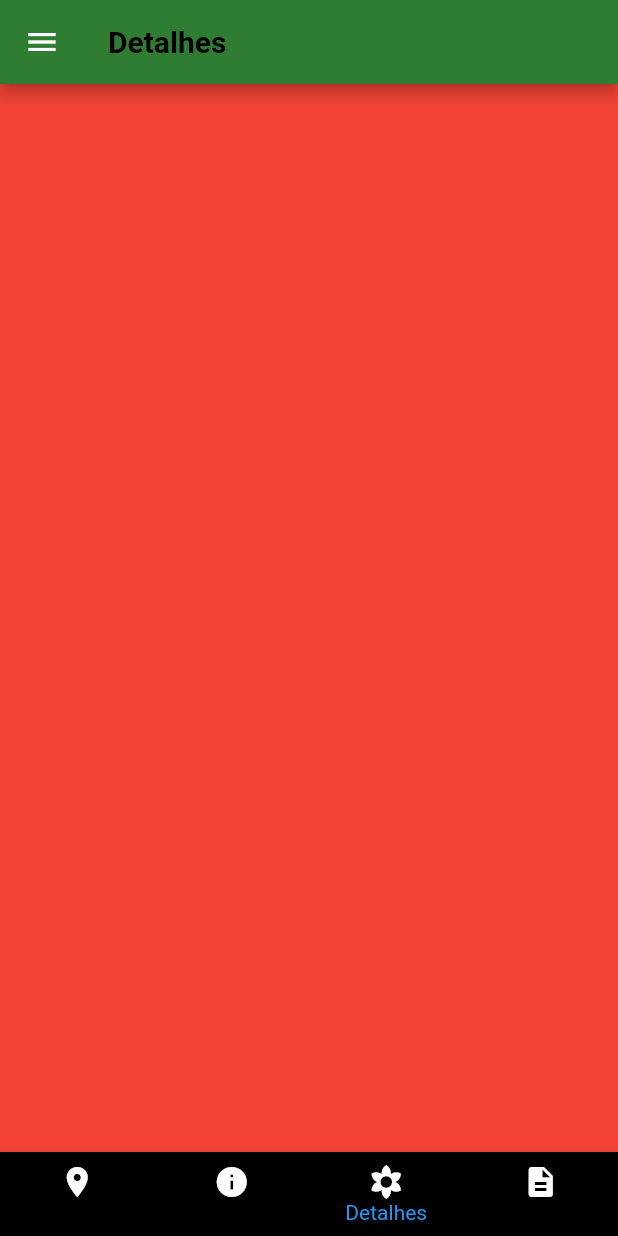
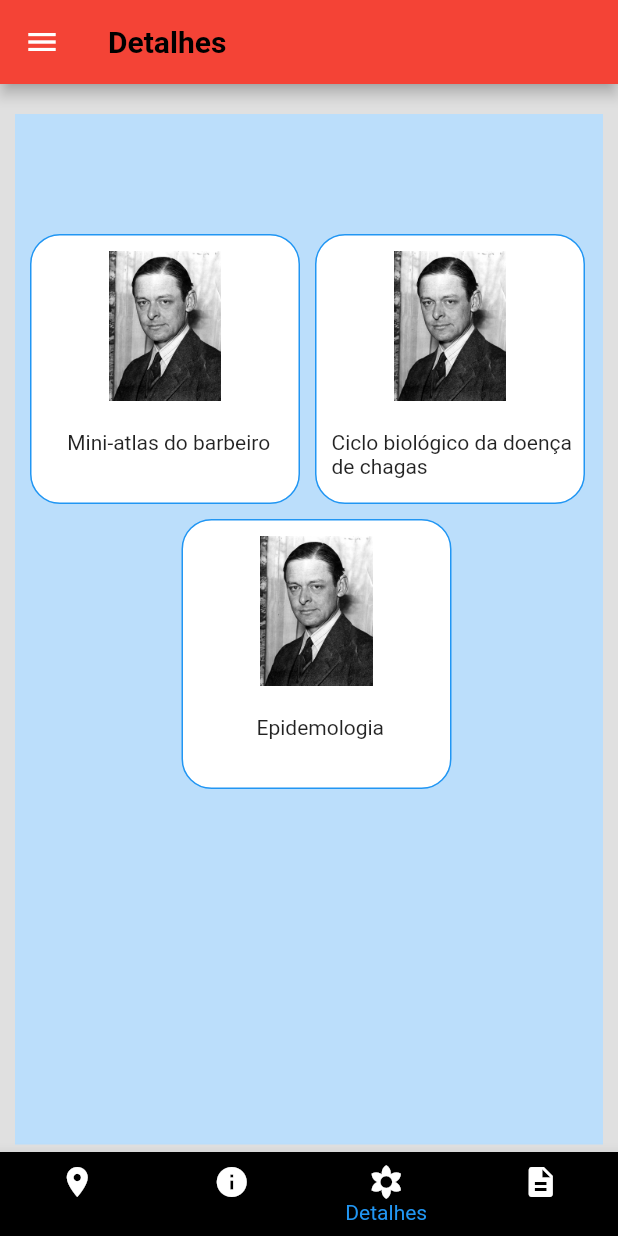
Before and after one commit to gustavo003/Barbeiro, a Flutter app: the screen it shows after launch, item 3 of the bottom bar chosen, on a phone screen of 412 x 824 dp. Run offline on Flutter 3.47's test engine with Material 2 defaults, Android fonts, the phone set to English and light mode, and no system bars; missing offline and left inert: dart:html.

Commit message:
Novas Alterações

```diff
--- a/lib/pages/Detalhes.dart
+++ b/lib/pages/Detalhes.dart
@@ -1,3 +1,4 @@
+import 'package:barbeiro/pages/Atlas.dart';
 import 'package:flutter/material.dart';
 
 class Detalhes extends StatelessWidget {
@@ -7,10 +8,82 @@ class Detalhes extends StatelessWidget {
 
     return Scaffold(
 
-      body:Container(
-        color: Colors.red,
-      ),
+      body:Body(context)
     )
     ;
   }
+
+  Body(context){
+    return Container(
+      color: Colors.grey[300],
+      child: Container(
+        margin: EdgeInsets.only(left:10, right: 10, top:20, bottom: 5),
+        padding: EdgeInsets.only(top:80),
+
+        color: Colors.blue[100],
+        child: ListView(
+          children: <Widget>[
+
+            Column(
+              children: <Widget>[
+                Row(
+                  children: <Widget>[
+                    Elemento("images/tseliot1.jpg", "Mini-atlas do barbeiro", (){
+                        Navigator.push(context, MaterialPageRoute(builder: (context)=>
+
+                            Atlas()));
+                    }),
+                    Elemento("images/tseliot1.jpg", "Ciclo biológico da doença de chagas", (){}),
+
+
+                  ],
+                ),
+               Center(
+                 child:  Elemento("images/tseliot1.jpg", "Epidemologia", (){}),
+               )
+              ],
+            )
+
+
+
+          ],
+        ),
+      ),
+    );
+  }
+
+
+  Elemento(imagem, String cont, func, {x}){
+
+    return GestureDetector(
+onTap: func,
+          child: Container(
+            height: 180,
+width: 180,
+margin: EdgeInsets.only(left: 10, right:0, bottom: 10),
+
+
+              decoration: BoxDecoration(
+                  color: Colors.white,
+
+                borderRadius: BorderRadius.circular(20),
+                border: Border.all(color: Colors.blue)
+              ),
+              child: Column(
+                children: <Widget>[
+                  SizedBox(height: 10),
+                  Image.asset(imagem, width: 100, height: 100,),
+                  SizedBox(height: 20),
+                  Container(
+                      padding: EdgeInsets.only(left:10, right: 5),
+                      child: Text(cont))
+                ],
+              ),
+
+          ),
+    );
+
+  }
+
+
 }
--- a/lib/pages/Home.dart
+++ b/lib/pages/Home.dart
@@ -32,7 +32,7 @@ List <String> titles;
      "Mapa",
      "Informações",
      "Detalhes",
-     "Formulario"
+     "Questionários"
    ];
   }
 
@@ -53,7 +53,7 @@ backgroundColor: Colors.black,
 
           BottomNavigationBarItem(
             icon: new Icon(Icons.location_on, color: Colors.white),
-            title: new Text('Home', style: TextStyle(
+            title: new Text('Mapa', style: TextStyle(
             fontWeight: FontWeight.bold,
                 color: Colors.white
             ),),
@@ -82,7 +82,7 @@ backgroundColor: Colors.black,
 
           BottomNavigationBarItem(
             icon: new Icon(Icons.description, color: Colors.white,),
-            title: new Text('Formulário', style: TextStyle(
+            title: new Text('Questionários', style: TextStyle(
                 color: Colors.white,
               fontWeight: FontWeight.bold,
             ),),
@@ -92,7 +92,7 @@ backgroundColor: Colors.black,
         ],
       ),
       appBar: AppBar(
-        backgroundColor: Colors.green[800],
+        backgroundColor: Colors.red,
         title: Text(titles[index], style: TextStyle(
             color: Colors.black,
             fontWeight: FontWeight.bold
--- /dev/null
+++ b/lib/pages/Info_dicas.dart
@@ -0,0 +1 @@
+import 'dart:html';
```
Also changed, not shown: lib/pages/Atlas.dart (added, +113 -0 lines), lib/pages/Dicas.dart (+37 -23 lines), lib/pages/Emergencia.dart (added, +57 -0 lines), lib/pages/Prec.dart (added, +63 -0 lines), lib/pages/Sintomas.dart (added, +57 -0 lines), lib/pages/Socorros.dart (added, +57 -0 lines), images/alberprosenia_malheroi.jpeg (added), images/tseliot1.jpg (added).
